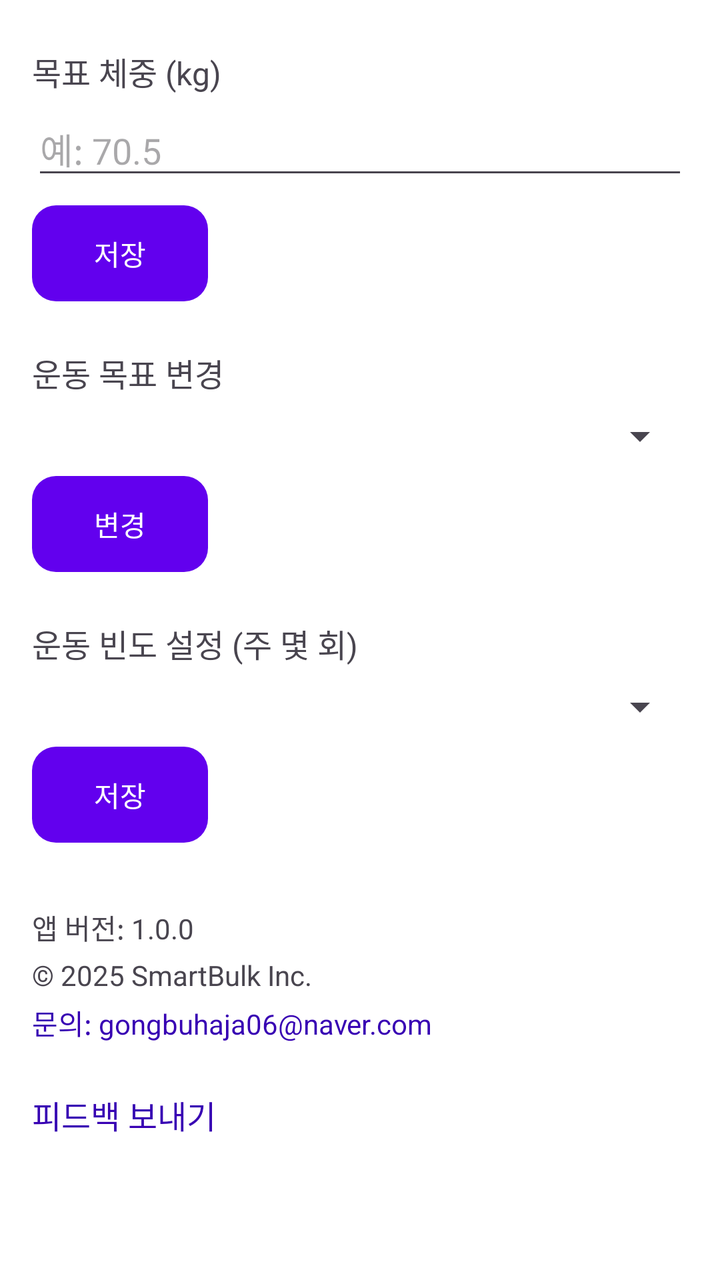
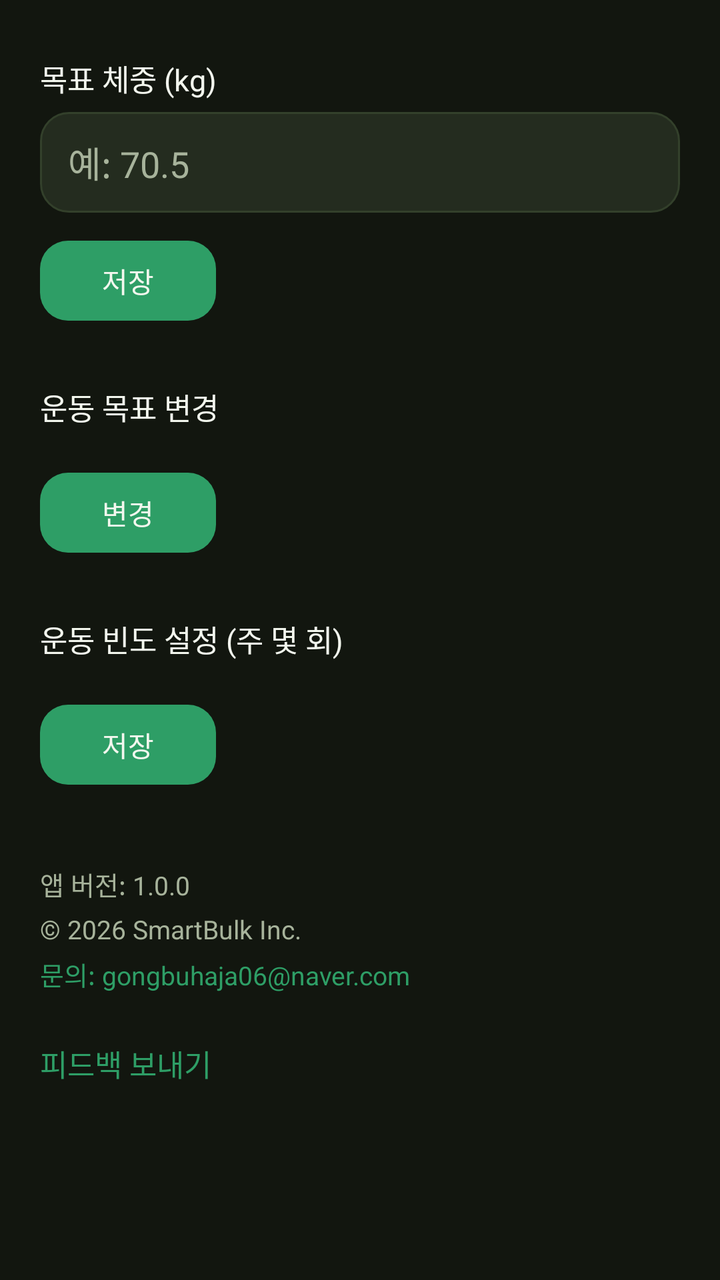

The first picture is an Android layout as it rendered before a commit; the second is the same layout after the commit. The layout source and the unified diff follow.
<!-- AndroidManifest.xml: application theme Theme.SmartBulk -->
<!-- res/layout/activity_settings.xml -->
<?xml version="1.0" encoding="utf-8"?>
<ScrollView xmlns:android="http://schemas.android.com/apk/res/android"
    android:layout_width="match_parent"
    android:layout_height="match_parent"
    android:padding="16dp">

    <LinearLayout
        android:layout_width="match_parent"
        android:layout_height="wrap_content"
        android:orientation="vertical">

        
        <TextView
            android:layout_width="wrap_content"
            android:layout_height="wrap_content"
            android:text="목표 체중 (kg)"
            android:textSize="16sp"
            android:layout_marginTop="8dp" />

        <EditText
            android:id="@+id/etGoalWeight"
            android:layout_width="match_parent"
            android:layout_height="wrap_content"
            android:inputType="numberDecimal"
            android:hint="예: 70.5"
            android:layout_marginTop="4dp" />

        <Button
            android:id="@+id/btnSaveWeight"
            android:layout_width="wrap_content"
            android:layout_height="wrap_content"
            android:text="저장"
            android:layout_marginTop="8dp"
            style="@style/SmartBulk.Button" />

        
        <TextView
            android:layout_width="wrap_content"
            android:layout_height="wrap_content"
            android:text="운동 목표 변경"
            android:textSize="16sp"
            android:layout_marginTop="24dp" />

        <Spinner
            android:id="@+id/spinnerExerciseGoal"
            android:layout_width="match_parent"
            android:layout_height="wrap_content"
            android:layout_marginTop="8dp" />

        <Button
            android:id="@+id/btnChangeGoal"
            android:layout_width="wrap_content"
            android:layout_height="wrap_content"
            android:text="변경"
            android:layout_marginTop="8dp"
            style="@style/SmartBulk.Button" />

        
        <TextView
            android:layout_width="wrap_content"
            android:layout_height="wrap_content"
            android:text="운동 빈도 설정 (주 몇 회)"
            android:textSize="16sp"
            android:layout_marginTop="24dp" />

        <Spinner
            android:id="@+id/spinnerWorkoutFrequency"
            android:layout_width="match_parent"
            android:layout_height="wrap_content"
            android:layout_marginTop="8dp" />

        <Button
            android:id="@+id/btnSaveFrequency"
            android:layout_width="wrap_content"
            android:layout_height="wrap_content"
            android:text="저장"
            android:layout_marginTop="8dp"
            style="@style/SmartBulk.Button" />

        
        <TextView
            android:id="@+id/tvAppVersion"
            android:layout_width="wrap_content"
            android:layout_height="wrap_content"
            android:text="앱 버전: 1.0.0"
            android:layout_marginTop="32dp" />

        
        <TextView
            android:id="@+id/tvCopyright"
            android:layout_width="wrap_content"
            android:layout_height="wrap_content"
            android:text="© 2025 SmartBulk Inc."
            android:textSize="14sp"
            android:layout_marginTop="4dp" />

        
        <TextView
            android:id="@+id/tvContact"
            android:layout_width="wrap_content"
            android:layout_height="wrap_content"
            android:text="문의: gongbuhaja06@naver.com"
            android:textColor="@color/purple_700"
            android:textSize="14sp"
            android:layout_marginTop="4dp" />

        
        <TextView
            android:layout_width="wrap_content"
            android:layout_height="wrap_content"
            android:text="피드백 보내기"
            android:textColor="@color/purple_700"
            android:textSize="16sp"
            android:layout_marginTop="24dp" />

    </LinearLayout>

</ScrollView>
<!-- resources referenced by this layout -->
<resources>
  <color name="purple_700">#FF3700B3</color>
  <style name="SmartBulk.Button" parent="Widget.Material3.Button">
          <item name="android:background">@drawable/rounded_button</item>
          <item name="android:textColor">@color/on_deep_purple</item>
      </style>
  <style name="Theme.SmartBulk" parent="Theme.Material3.DayNight.NoActionBar">
          
          <item name="colorPrimary">@color/purple_500</item>
          <item name="colorOnPrimary">@color/white</item>
  
          
          <item name="colorSecondary">@color/purple_700</item>
          <item name="colorOnSecondary">@color/white</item>
  
          
          <item name="android:windowBackground">@android:color/white</item>
  
          
          <item name="android:statusBarColor">@android:color/white</item>
          <item name="android:windowLightStatusBar">true</item>
          <item name="android:navigationBarColor">@android:color/white</item>
          <item name="android:windowLightNavigationBar">true</item>
  
          
          <item name="toolbarStyle">@style/SmartBulk.Toolbar</item>
      </style>
  <!-- drawable rounded_button (drawable) -->
  <?xml version="1.0" encoding="utf-8"?>
  <selector xmlns:android="http://schemas.android.com/apk/res/android">
  
      
      <item android:state_pressed="true">
          <shape android:shape="rectangle">
              <solid android:color="#90CAF9" /> 
              <corners android:radius="12dp" />
          </shape>
      </item>
  
      
      <item>
          <shape android:shape="rectangle">
              <solid android:color="#AEDFF7" /> 
              <corners android:radius="12dp" />
          </shape>
      </item>
  
  </selector>
  <color name="on_deep_purple">#FFFFFF</color>
  <color name="purple_500">#FF6200EE</color>
  <color name="white">#FFFFFFFF</color>
  <style name="SmartBulk.Toolbar" parent="Widget.Material3.Toolbar">
          <item name="titleTextColor">@color/white</item>
          <item name="android:background">?attr/colorPrimary</item>
      </style>
</resources>

<!-- the commit's change to res/layout/activity_settings.xml (unified diff, before → after) -->
@@ -2,7 +2,8 @@
 <ScrollView xmlns:android="http://schemas.android.com/apk/res/android"
     android:layout_width="match_parent"
     android:layout_height="match_parent"
-    android:padding="16dp">
+    android:background="@color/bg_base"
+    android:padding="20dp">
 
     <LinearLayout
         android:layout_width="match_parent"
@@ -14,7 +15,8 @@
             android:layout_width="wrap_content"
             android:layout_height="wrap_content"
             android:text="목표 체중 (kg)"
-            android:textSize="16sp"
+            android:textSize="15sp"
+            android:textColor="@color/text_primary"
             android:layout_marginTop="8dp" />
 
         <EditText
@@ -23,59 +25,74 @@
             android:layout_height="wrap_content"
             android:inputType="numberDecimal"
             android:hint="예: 70.5"
-            android:layout_marginTop="4dp" />
+            android:textColor="@color/text_primary"
+            android:textColorHint="@color/text_secondary"
+            android:background="@drawable/rounded_edittext"
+            android:paddingStart="14dp"
+            android:paddingEnd="14dp"
+            android:paddingTop="12dp"
+            android:paddingBottom="12dp"
+            android:layout_marginTop="6dp" />
 
-        <Button
+        <com.google.android.material.button.MaterialButton
             android:id="@+id/btnSaveWeight"
+            style="@style/SmartBulk.Button"
             android:layout_width="wrap_content"
             android:layout_height="wrap_content"
             android:text="저장"
-            android:layout_marginTop="8dp"
-            style="@style/SmartBulk.Button" />
+            android:layout_marginTop="10dp" />
 
         
         <TextView
             android:layout_width="wrap_content"
             android:layout_height="wrap_content"
             android:text="운동 목표 변경"
-            android:textSize="16sp"
-            android:layout_marginTop="24dp" />
+            android:textSize="15sp"
+            android:textColor="@color/text_primary"
+            android:layout_marginTop="28dp" />
 
         <Spinner
             android:id="@+id/spinnerExerciseGoal"
             android:layout_width="match_parent"
             android:layout_height="wrap_content"
+            android:background="@drawable/rounded_edittext"
+            android:paddingStart="14dp"
+            android:paddingEnd="14dp"
             android:layout_marginTop="8dp" />
 
-        <Button
+        <com.google.android.material.button.MaterialButton
             android:id="@+id/btnChangeGoal"
+            style="@style/SmartBulk.Button"
             android:layout_width="wrap_content"
             android:layout_height="wrap_content"
             android:text="변경"
-            android:layout_marginTop="8dp"
-            style="@style/SmartBulk.Button" />
+            android:layout_marginTop="10dp" />
 
         
         <TextView
             android:layout_width="wrap_content"
             android:layout_height="wrap_content"
             android:text="운동 빈도 설정 (주 몇 회)"
-            android:textSize="16sp"
-            android:layout_marginTop="24dp" />
+            android:textSize="15sp"
+            android:textColor="@color/text_primary"
+            android:layout_marginTop="28dp" />
 
         <Spinner
             android:id="@+id/spinnerWorkoutFrequency"
             android:layout_width="match_parent"
             android:layout_height="wrap_content"
+            android:background="@drawable/rounded_edittext"
+            android:paddingStart="14dp"
+            android:paddingEnd="14dp"
             android:layout_marginTop="8dp" />
 
-        <Button
+        <com.google.android.material.button.MaterialButton
             android:id="@+id/btnSaveFrequency"
+            style="@style/SmartBulk.Button"
             android:layout_width="wrap_content"
             android:layout_height="wrap_content"
             android:text="저장"
-            android:layout_marginTop="8dp"
-            style="@style/SmartBulk.Button" />
+            android:layout_marginTop="10dp" />
 
         
         <TextView
@@ -83,15 +100,18 @@
             android:layout_width="wrap_content"
             android:layout_height="wrap_content"
             android:text="앱 버전: 1.0.0"
-            android:layout_marginTop="32dp" />
+            android:textColor="@color/text_secondary"
+            android:textSize="13sp"
+            android:layout_marginTop="36dp" />
 
         
         <TextView
             android:id="@+id/tvCopyright"
             android:layout_width="wrap_content"
             android:layout_height="wrap_content"
-            android:text="© 2025 SmartBulk Inc."
-            android:textSize="14sp"
+            android:text="© 2026 SmartBulk Inc."
+            android:textColor="@color/text_secondary"
+            android:textSize="13sp"
             android:layout_marginTop="4dp" />
 
         
@@ -100,8 +120,8 @@
             android:layout_width="wrap_content"
             android:layout_height="wrap_content"
             android:text="문의: gongbuhaja06@naver.com"
-            android:textColor="@color/purple_700"
-            android:textSize="14sp"
+            android:textColor="@color/accent"
+            android:textSize="13sp"
             android:layout_marginTop="4dp" />
 
         
@@ -109,8 +129,8 @@
             android:layout_width="wrap_content"
             android:layout_height="wrap_content"
             android:text="피드백 보내기"
-            android:textColor="@color/purple_700"
-            android:textSize="16sp"
+            android:textColor="@color/accent"
+            android:textSize="15sp"
             android:layout_marginTop="24dp" />
 
     </LinearLayout>
<!-- resource entries referenced after the edit -->
@@ -1,58 +1,90 @@
 <!-- resources referenced by this layout -->
 <resources>
-  <color name="purple_700">#FF3700B3</color>
+  <color name="accent">#2E9E66</color>
+  <color name="bg_base">#12160F</color>
+  <color name="text_primary">#F3F7EE</color>
+  <color name="text_secondary">#A7B39B</color>
+  <!-- drawable rounded_edittext (drawable) -->
+  <?xml version="1.0" encoding="utf-8"?>
+  <shape xmlns:android="http://schemas.android.com/apk/res/android"
+      android:shape="rectangle">
+      <solid android:color="@color/bg_surface_alt" />
+      <corners android:radius="14dp" />
+      <stroke android:width="1dp" android:color="@color/stroke_subtle" />
+  </shape>
   <style name="SmartBulk.Button" parent="Widget.Material3.Button">
-          <item name="android:background">@drawable/rounded_button</item>
-          <item name="android:textColor">@color/on_deep_purple</item>
+          <item name="backgroundTint">@color/accent</item>
+          <item name="android:textColor">@color/on_accent</item>
+          <item name="cornerRadius">14dp</item>
+          <item name="android:textAllCaps">false</item>
+          <item name="android:letterSpacing">0</item>
       </style>
-  <style name="Theme.SmartBulk" parent="Theme.Material3.DayNight.NoActionBar">
+  <style name="Theme.SmartBulk" parent="Theme.Material3.Dark.NoActionBar">
           
-          <item name="colorPrimary">@color/purple_500</item>
-          <item name="colorOnPrimary">@color/white</item>
+          <item name="colorPrimary">@color/accent</item>
+          <item name="colorOnPrimary">@color/on_accent</item>
+          <item name="colorPrimaryContainer">@color/accent_muted</item>
+          <item name="colorOnPrimaryContainer">@color/accent</item>
   
           
-          <item name="colorSecondary">@color/purple_700</item>
-          <item name="colorOnSecondary">@color/white</item>
+          <item name="colorSecondary">@color/accent_dark</item>
+          <item name="colorOnSecondary">@color/on_accent</item>
   
           
-          <item name="android:windowBackground">@android:color/white</item>
+          <item name="android:colorBackground">@color/bg_base</item>
+          <item name="colorSurface">@color/bg_surface</item>
+          <item name="colorOnSurface">@color/text_primary</item>
+          <item name="colorOnSurfaceVariant">@color/text_secondary</item>
+          <item name="colorOutline">@color/stroke_subtle</item>
+  
+          <item name="android:textColorPrimary">@color/text_primary</item>
+          <item name="android:textColorSecondary">@color/text_secondary</item>
+          <item name="android:textColorHint">@color/text_secondary</item>
   
           
-          <item name="android:statusBarColor">@android:color/white</item>
-          <item name="android:windowLightStatusBar">true</item>
-          <item name="android:navigationBarColor">@android:color/white</item>
-          <item name="android:windowLightNavigationBar">true</item>
+          <item name="android:statusBarColor">@color/bg_base</item>
+          <item name="android:windowLightStatusBar">false</item>
+          <item name="android:navigationBarColor">@color/bg_base</item>
+          <item name="android:windowLightNavigationBar" tools:targetApi="o_mr1">false</item>
   
-          
           <item name="toolbarStyle">@style/SmartBulk.Toolbar</item>
+          <item name="materialButtonStyle">@style/SmartBulk.Button</item>
+          <item name="textInputStyle">@style/SmartBulk.TextInputLayout</item>
+          <item name="materialAlertDialogTheme">@style/SmartBulk.AlertDialog</item>
       </style>
-  <!-- drawable rounded_button (drawable) -->
-  <?xml version="1.0" encoding="utf-8"?>
-  <selector xmlns:android="http://schemas.android.com/apk/res/android">
-  
-      
-      <item android:state_pressed="true">
-          <shape android:shape="rectangle">
-              <solid android:color="#90CAF9" /> 
-              <corners android:radius="12dp" />
-          </shape>
-      </item>
-  
-      
-      <item>
-          <shape android:shape="rectangle">
-              <solid android:color="#AEDFF7" /> 
-              <corners android:radius="12dp" />
-          </shape>
-      </item>
-  
-  </selector>
-  <color name="on_deep_purple">#FFFFFF</color>
-  <color name="purple_500">#FF6200EE</color>
-  <color name="white">#FFFFFFFF</color>
+  <color name="bg_surface_alt">#242C1F</color>
+  <color name="stroke_subtle">#33402B</color>
+  <color name="on_accent">#F3F7EE</color>
+  <color name="accent_muted">#1E3226</color>
+  <color name="accent_dark">#227A4F</color>
+  <color name="bg_surface">#1B2117</color>
   <style name="SmartBulk.Toolbar" parent="Widget.Material3.Toolbar">
-          <item name="titleTextColor">@color/white</item>
-          <item name="android:background">?attr/colorPrimary</item>
+          <item name="titleTextColor">@color/text_primary</item>
+          <item name="android:background">@color/bg_base</item>
+          <item name="android:elevation">0dp</item>
+      </style>
+  <style name="SmartBulk.TextInputLayout" parent="Widget.Material3.TextInputLayout.OutlinedBox">
+          <item name="boxStrokeColor">@color/accent</item>
+          <item name="hintTextColor">@color/accent</item>
+          <item name="android:textColorHint">@color/text_secondary</item>
+          <item name="boxStrokeWidth">1dp</item>
+          <item name="boxCornerRadiusTopStart">14dp</item>
+          <item name="boxCornerRadiusTopEnd">14dp</item>
+          <item name="boxCornerRadiusBottomStart">14dp</item>
+          <item name="boxCornerRadiusBottomEnd">14dp</item>
+      </style>
+  <style name="SmartBulk.AlertDialog" parent="ThemeOverlay.Material3.MaterialAlertDialog">
+          <item name="colorSurface">@color/bg_surface</item>
+          <item name="colorOnSurface">@color/text_primary</item>
+          <item name="colorPrimary">@color/accent</item>
+          <item name="materialAlertDialogTitleTextStyle">@style/SmartBulk.AlertDialog.Title</item>
+          <item name="shapeAppearanceOverlay">@style/SmartBulk.AlertDialog.Shape</item>
+      </style>
+  <style name="SmartBulk.AlertDialog.Title" parent="MaterialAlertDialog.Material3.Title.Text">
+          <item name="android:textColor">@color/accent</item>
+      </style>
+  <style name="SmartBulk.AlertDialog.Shape" parent="">
+          <item name="cornerSize">18dp</item>
       </style>
 </resources>
 
